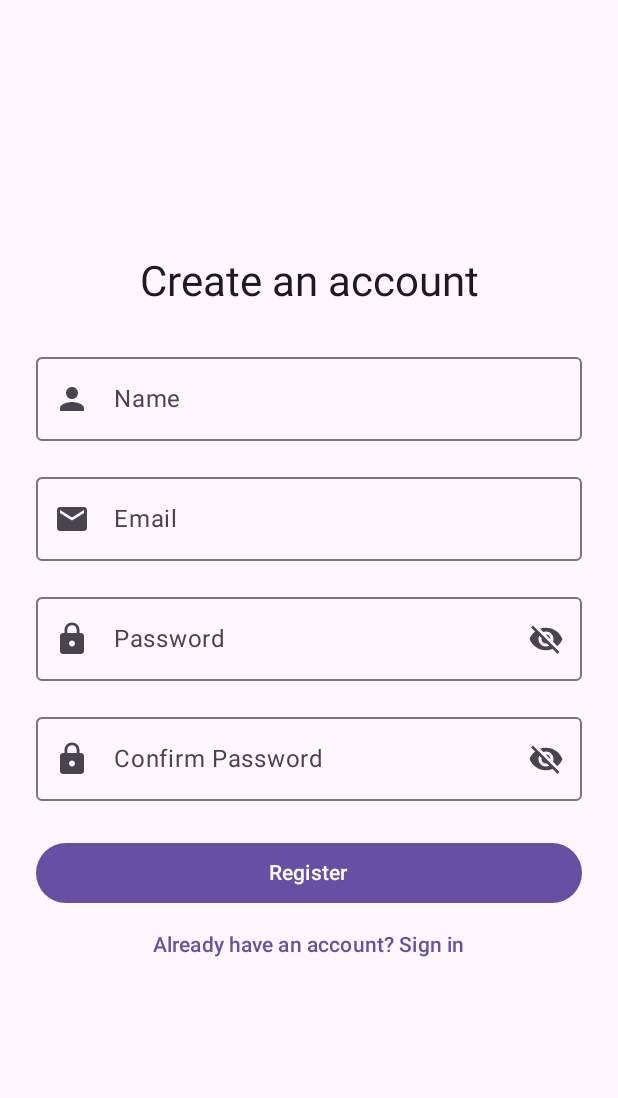
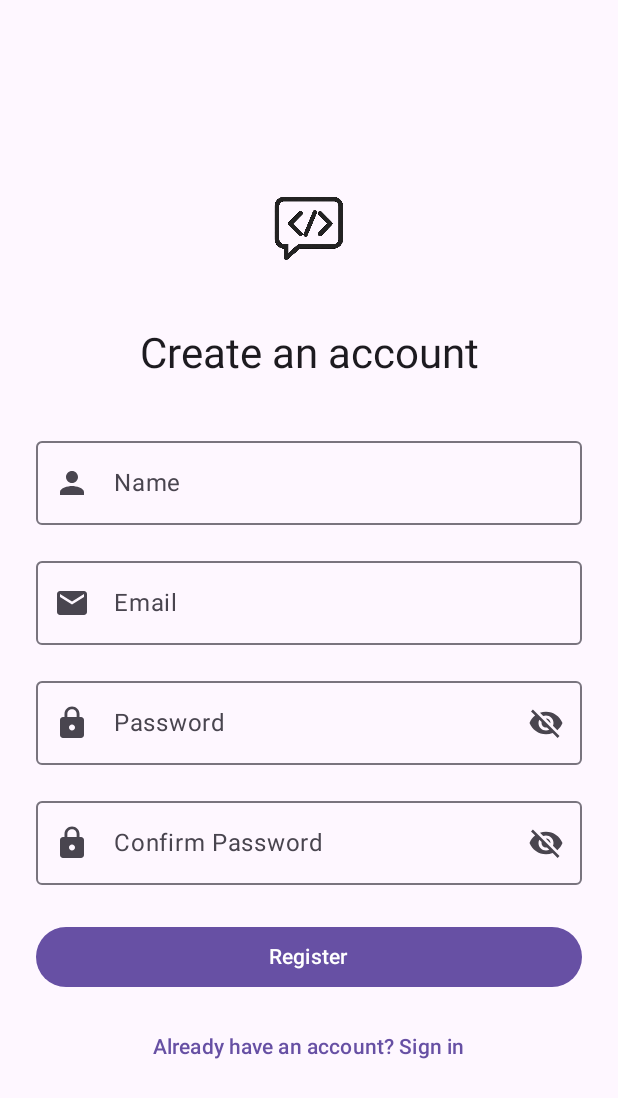
Before and after one commit to srinivas-android/CodeChat, an Android app built with Jetpack Compose: the RegisterScreen screen opened through its navigation route, on a phone screen of 412 x 824 dp. Shown: the top 1098 px of the screen. Run offline under Robolectric (Android 15) with nearby library versions, the phone set to English and light mode, and no system bars; our stand-ins replace Dagger/Hilt's generated code, Timber.

Commit message:
feat(auth): update Login and Register UI

```diff
--- a/app/src/main/java/com/example/codechat/features/auth/login/LoginScreen.kt
+++ b/app/src/main/java/com/example/codechat/features/auth/login/LoginScreen.kt
@@ -2,12 +2,14 @@ package com.example.codechat.features.auth.login
 
 import androidx.compose.foundation.Image
 import androidx.compose.foundation.layout.Arrangement
+import androidx.compose.foundation.layout.Box
 import androidx.compose.foundation.layout.Column
 import androidx.compose.foundation.layout.Spacer
 import androidx.compose.foundation.layout.fillMaxSize
 import androidx.compose.foundation.layout.fillMaxWidth
 import androidx.compose.foundation.layout.height
 import androidx.compose.foundation.layout.padding
+import androidx.compose.foundation.layout.size
 import androidx.compose.material.icons.Icons
 import androidx.compose.material.icons.filled.Email
 import androidx.compose.material.icons.filled.Lock
@@ -52,11 +54,13 @@ fun LoginScreen(
         )
         {
             Image(painter = painterResource(id = R.drawable.code_chat),
-                contentDescription = "CodeChat Logo"
+                contentDescription = "CodeChat Logo",
+                Modifier.size(120.dp)
             )
+            Spacer(modifier = Modifier.height(16.dp))
             Text(text = "Sign in to CodeChat", style = MaterialTheme.typography.headlineMedium)
 
-            Spacer(modifier = Modifier.height(24.dp))
+            Spacer(modifier = Modifier.height(32.dp))
 
             AuthTextField(
                 value = state.email,
@@ -79,9 +83,17 @@ fun LoginScreen(
                 errorMessage = state.passwordError
             )
 
-            Spacer(modifier = Modifier.height(24.dp))
+            Box(modifier = Modifier.fillMaxWidth().padding(top = 8.dp)) {
+                TextButton(onClick = { /*TODO*/ },
+                    modifier = Modifier.align(Alignment.CenterEnd)
+                ) {
+                    Text(
+                        text = "Forgot password?",
+                        style = MaterialTheme.typography.bodyMedium
+                    )
+                }
+            }
 
-            Text(text = "Forgot password?", style = MaterialTheme.typography.bodyMedium)
 
             Spacer(modifier = Modifier.height(24.dp))
 
@@ -92,6 +104,8 @@ fun LoginScreen(
             ) {
                 Text(if (state.isLoading) "Logging in..." else "Sign in")
             }
+
+            Spacer(modifier = Modifier.height(12.dp))
 
             TextButton(onClick = { onRegisterClick() }){
                 Text(text = "Don't have an account? Sign up")
--- a/app/src/main/java/com/example/codechat/features/auth/register/RegisterScreen.kt
+++ b/app/src/main/java/com/example/codechat/features/auth/register/RegisterScreen.kt
@@ -1,5 +1,6 @@
 package com.example.codechat.features.auth.register
 
+import androidx.compose.foundation.Image
 import androidx.compose.foundation.layout.Arrangement
 import androidx.compose.foundation.layout.Column
 import androidx.compose.foundation.layout.Spacer
@@ -7,6 +8,7 @@ import androidx.compose.foundation.layout.fillMaxSize
 import androidx.compose.foundation.layout.fillMaxWidth
 import androidx.compose.foundation.layout.height
 import androidx.compose.foundation.layout.padding
+import androidx.compose.foundation.layout.size
 import androidx.compose.material.icons.Icons
 import androidx.compose.material.icons.filled.Email
 import androidx.compose.material.icons.filled.Lock
@@ -20,9 +22,12 @@ import androidx.compose.material3.TextButton
 import androidx.compose.runtime.Composable
 import androidx.compose.ui.Alignment
 import androidx.compose.ui.Modifier
+import androidx.compose.ui.res.painterResource
 import androidx.compose.ui.text.input.KeyboardType
+import androidx.compose.ui.text.style.TextAlign
 import androidx.compose.ui.unit.dp
 import androidx.lifecycle.viewmodel.compose.viewModel
+import com.example.codechat.R
 import com.example.codechat.core.ui.components.AuthTextField
 
 @Composable
@@ -39,21 +44,32 @@ fun RegisterScreen(
 
     Surface(modifier = Modifier.fillMaxSize()) {
         Column(
-            modifier = Modifier.
-                    padding(24.dp).fillMaxSize(),
+            modifier = Modifier
+                .padding(24.dp)
+                .fillMaxSize(),
             verticalArrangement = Arrangement.Center,
             horizontalAlignment = Alignment.CenterHorizontally
         ) {
-            Text("Create an account", style = MaterialTheme.typography.headlineMedium)
+            Image(
+                painter = painterResource(id = R.drawable.code_chat),
+                contentDescription = "CodeChat Logo",
+                modifier = Modifier.size(100.dp)
+            )
+            Spacer(modifier = Modifier.height(16.dp))
 
-            Spacer(modifier = Modifier.height(24.dp))
+            Text("Create an account",
+                style = MaterialTheme.typography.headlineMedium
+            )
+
+            Spacer(modifier = Modifier.height(32.dp))
 
             AuthTextField(
                 value = state.name,
                 onValueChange = viewModel :: onNameChange,
                 label = "Name",
                 leadingIcon = Icons.Default.Person,
-                errorMessage = state.nameError
+                errorMessage = state.nameError,
+                modifier = Modifier.fillMaxWidth()
             )
 
             Spacer(modifier = Modifier.height(16.dp))
@@ -63,7 +79,9 @@ fun RegisterScreen(
                 onValueChange = viewModel :: onEmailChange,
                 label = "Email",
                 leadingIcon = Icons.Default.Email,
-                errorMessage = state.emailError
+                errorMessage = state.emailError,
+                keyBoardType = KeyboardType.Email,
+                modifier = Modifier.fillMaxWidth()
             )
 
             Spacer(modifier = Modifier.height(16.dp))
@@ -75,7 +93,8 @@ fun RegisterScreen(
                 leadingIcon = Icons.Default.Lock,
                 errorMessage = state.passwordError,
                 isPassword = true,
-                keyBoardType = KeyboardType.Password
+                keyBoardType = KeyboardType.Password,
+                modifier = Modifier.fillMaxWidth()
             )
 
             Spacer(modifier = Modifier.height(16.dp))
@@ -87,7 +106,8 @@ fun RegisterScreen(
                 leadingIcon = Icons.Default.Lock,
                 errorMessage = state.confirmPasswordError,
                 isPassword = true,
-                keyBoardType = KeyboardType.Password
+                keyBoardType = KeyboardType.Password,
+                modifier = Modifier.fillMaxWidth()
             )
 
             Spacer(modifier = Modifier.height(24.dp))
@@ -99,8 +119,10 @@ fun RegisterScreen(
                 modifier = Modifier.fillMaxWidth(),
                 enabled = !state.isLoading
             ) {
-                Text(if(state.isLoading) "Loading..." else "Register")
+                Text(if(state.isLoading) "Creating account..." else "Register")
             }
+
+            Spacer(modifier = Modifier.height(12.dp))
 
             TextButton(onClick = onLoginClick) {
                 Text("Already have an account? Sign in")
@@ -111,6 +133,7 @@ fun RegisterScreen(
                 Spacer(modifier = Modifier.height(16.dp))
                 Text(
                     text = state.registerErrorMessage,
+                    textAlign = TextAlign.Center,
                     color = MaterialTheme.colorScheme.error
                 )
         }
```
